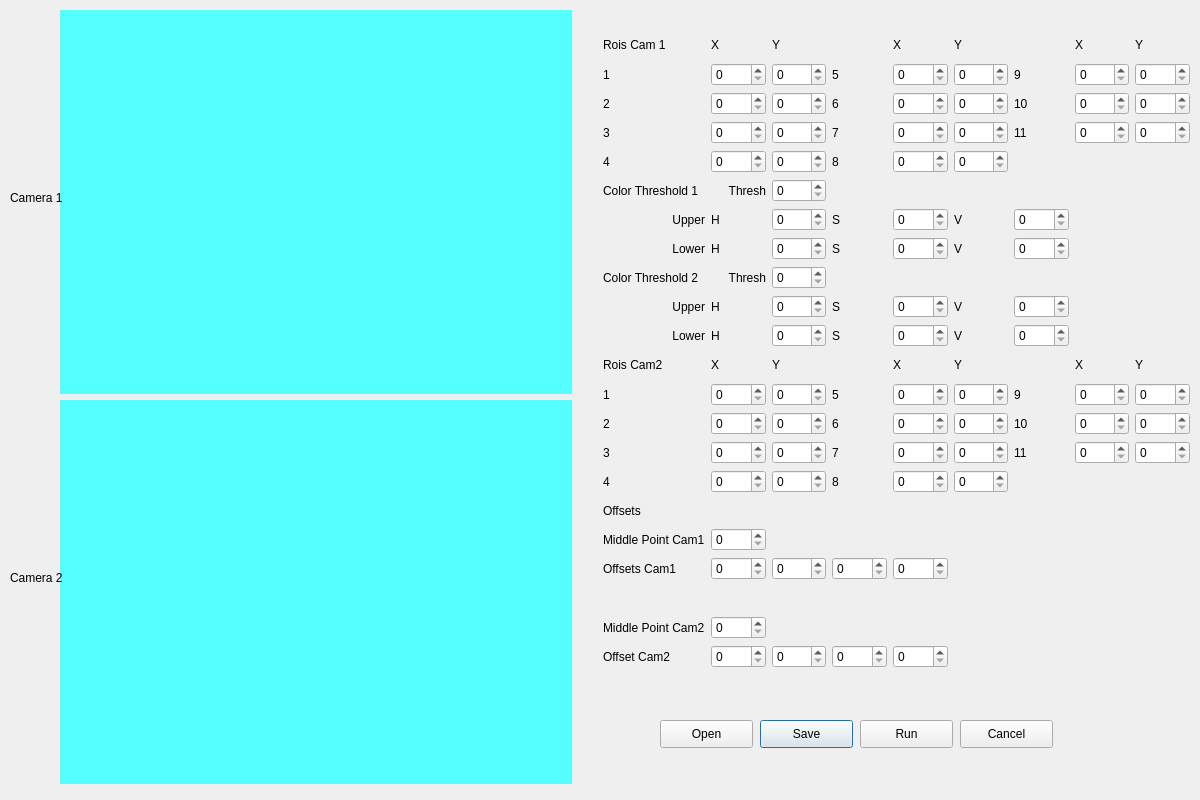
Above: Simulation.ui from rigoletiny/ovos_moles_gui before the change. Below: the same form after it.
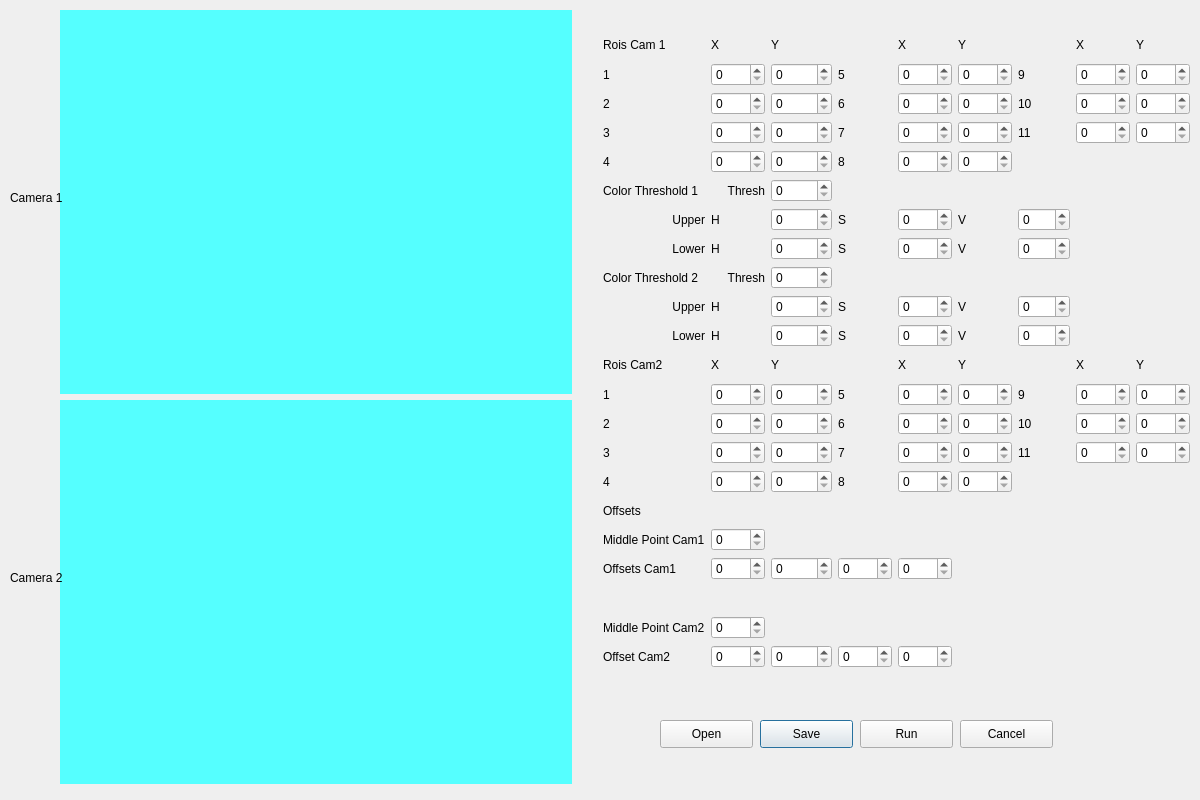
That is the form after the change.

Commit message: Update of the simulation interface

The edit to the form file:
```diff
--- a/Simulation.ui
+++ b/Simulation.ui
@@ -1022,7 +1022,11 @@
      </widget>
     </item>
     <item row="9" column="2">
-     <widget class="QSpinBox" name="tresh_2"/>
+     <widget class="QSpinBox" name="tresh_2">
+      <property name="maximum">
+       <number>99999</number>
+      </property>
+     </widget>
     </item>
     <item row="6" column="1">
      <widget class="QLabel" name="label">
@@ -1035,7 +1039,11 @@
      </widget>
     </item>
     <item row="6" column="2">
-     <widget class="QSpinBox" name="tresh_1"/>
+     <widget class="QSpinBox" name="tresh_1">
+      <property name="maximum">
+       <number>99999</number>
+      </property>
+     </widget>
     </item>
    </layout>
   </widget>
```
